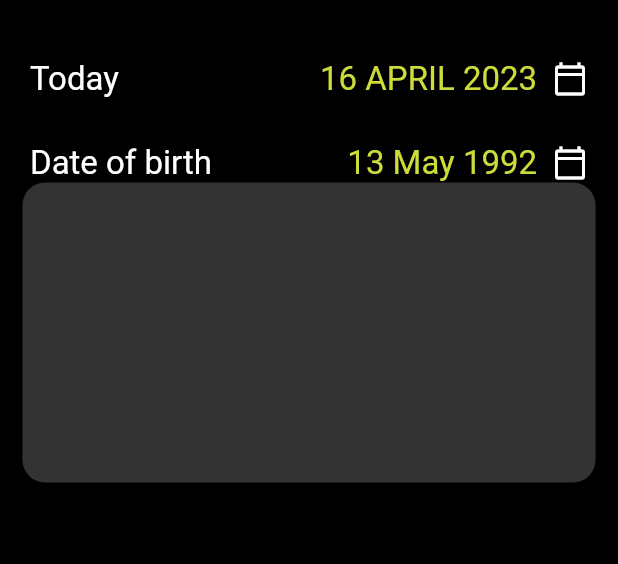
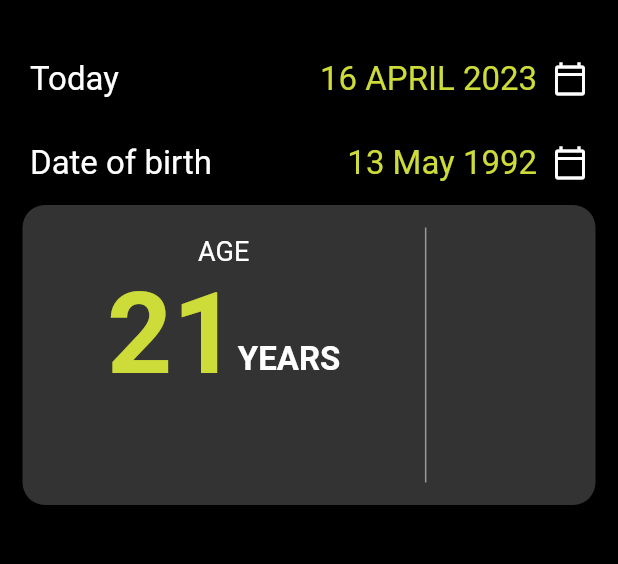
Before and after one commit to Arnoldmn/agecalculator, a Flutter app: the screen it shows after launch, on a phone screen of 412 x 824 dp, the part 80-644 px from its top. Run offline on Flutter 3.47's test engine with Material 2 defaults, Android fonts, the phone set to English and light mode, and no system bars.

Commit message:
few tweaks

```diff
--- a/lib/screens/home_page.dart
+++ b/lib/screens/home_page.dart
@@ -113,9 +113,11 @@ class _HomePageState extends State<HomePage> {
                   ],
                 ),
               ),
+              const SizedBox(
+                height: 15,
+              ),
               Container(
                 width: double.maxFinite,
-                height: 200,
                 decoration: BoxDecoration(
                   color: const Color(
                     0xff333333,
@@ -123,6 +125,66 @@ class _HomePageState extends State<HomePage> {
                   borderRadius: BorderRadius.circular(
                     15,
                   ),
+                ),
+                child: Column(
+                  children: [
+                    Row(
+                      mainAxisAlignment: MainAxisAlignment.spaceEvenly,
+                      children: [
+                        Container(
+                          height: 200,
+                          padding: const EdgeInsets.symmetric(
+                            vertical: 20,
+                          ),
+                          child: Column(
+                            children: [
+                              const Text(
+                                "AGE",
+                                style: TextStyle(
+                                  color: Colors.white,
+                                  fontSize: 18,
+                                ),
+                              ),
+                              Row(
+                                crossAxisAlignment: CrossAxisAlignment.end,
+                                children: const [
+                                  Text(
+                                    "21",
+                                    style: TextStyle(
+                                      fontSize: 76,
+                                      fontWeight: FontWeight.bold,
+                                      color: Color(0xffCDDC39),
+                                    ),
+                                  ),
+                                  Padding(
+                                    padding: EdgeInsets.only(
+                                      bottom: 14.0,
+                                    ),
+                                    child: Text(
+                                      "YEARS",
+                                      style: TextStyle(
+                                        color: Colors.white,
+                                        fontSize: 22,
+                                        fontWeight: FontWeight.w700,
+                                      ),
+                                    ),
+                                  ),
+                                ],
+                              )
+                            ],
+                          ),
+                        ),
+                        Container(
+                          height: 170,
+                          width: 1,
+                          color: const Color(
+                            0xff999999,
+                          ),
+                        ),
+                        Container(),
+                      ],
+                    )
+                  ],
                 ),
               )
             ],
```
